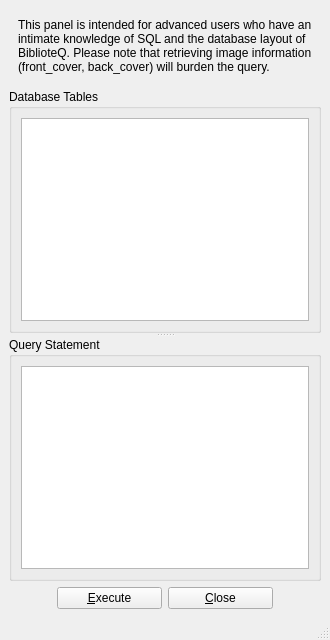
Qt form UI/biblioteq_customquery.ui (textbrowser/biblioteq) before a commit.
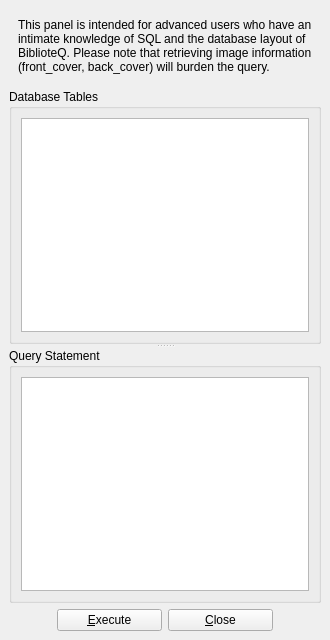
The same form after that commit. Icons and pictures are not drawn.

Commit message: Removed status bars. Two pages on PDF viewers.

The edit to the form file:
```diff
--- a/UI/biblioteq_customquery.ui
+++ b/UI/biblioteq_customquery.ui
@@ -154,7 +154,6 @@
     </item>
    </layout>
   </widget>
-  <widget class="QStatusBar" name="statusbar"/>
  </widget>
  <resources>
   <include location="../Icons/icons.qrc"/>
```
The commit also changes 8 other files.
